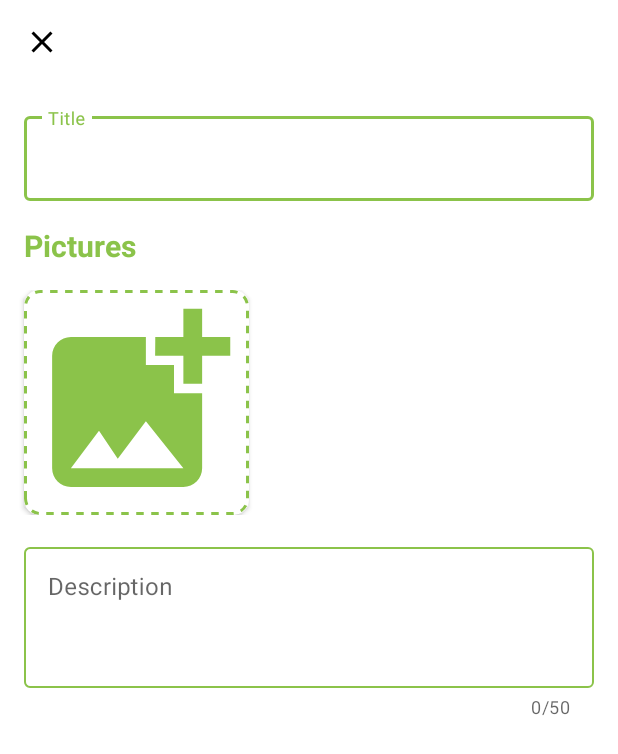
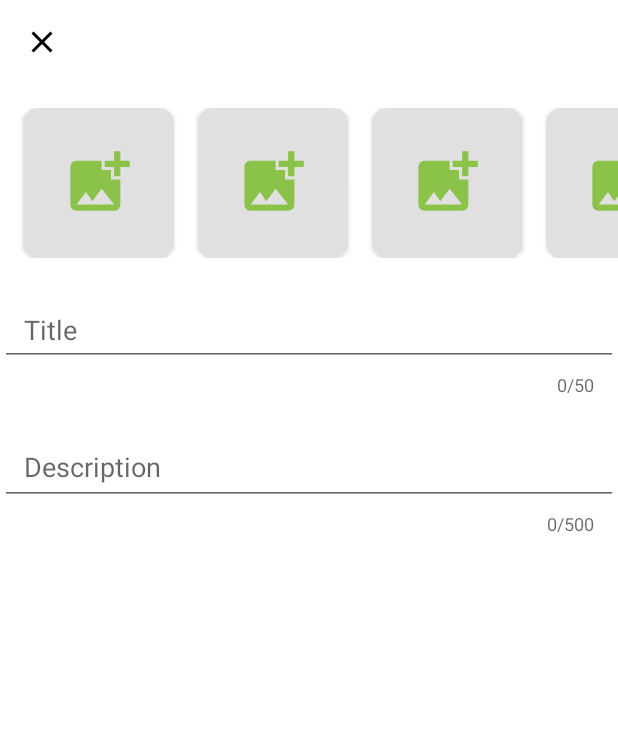
Before and after one commit to t3ddyss/Clother, an Android app: the screen it shows after launch (MainActivity), on a phone screen of 412 x 824 dp. Shown: the top 754 px of the screen. Run offline under Robolectric (Android 15) with nearby library versions, the phone set to English and light mode, and no system bars; our stand-ins replace Dagger/Hilt's generated code, Room's generated code, navigation-ui, paging; pictures from the network do not load; 1 statement that could not run was skipped.

Commit message:
Redesign offer editor fragment

```diff
--- a/Client/app/src/main/java/com/t3ddyss/clother/adapters/OfferEditorImagesAdapter.kt
+++ b/Client/app/src/main/java/com/t3ddyss/clother/adapters/OfferEditorImagesAdapter.kt
@@ -16,7 +16,7 @@ class OfferEditorImagesAdapter(
 ) : RecyclerView.Adapter<RecyclerView.ViewHolder>() {
 
     init {
-        images.add(null)
+        images.addAll(MutableList<GalleryImage?>(10 - images.size) { null })
     }
 
     override fun onCreateViewHolder(parent: ViewGroup, viewType: Int): RecyclerView.ViewHolder {
--- a/Client/app/src/main/java/com/t3ddyss/clother/ui/offer_add/AddOfferFragment.kt
+++ b/Client/app/src/main/java/com/t3ddyss/clother/ui/offer_add/AddOfferFragment.kt
@@ -1,5 +1,6 @@
 package com.t3ddyss.clother.ui.offer_add
 
+import android.content.SharedPreferences
 import android.os.Bundle
 import android.view.LayoutInflater
 import android.view.View
@@ -17,7 +18,9 @@ import com.t3ddyss.clother.MainActivity
 import com.t3ddyss.clother.R
 import com.t3ddyss.clother.adapters.CategoryAdapter
 import com.t3ddyss.clother.databinding.FragmentOfferAddBinding
+import com.t3ddyss.clother.utilities.IS_CATEGORIES_LOADED
 import dagger.hilt.android.AndroidEntryPoint
+import javax.inject.Inject
 
 @AndroidEntryPoint
 @ExperimentalPagingApi
@@ -29,6 +32,8 @@ class AddOfferFragment : Fragment() {
     private val binding get() = _binding!!
     private val args by navArgs<AddOfferFragmentArgs>()
 
+    @Inject lateinit var prefs: SharedPreferences
+
     override fun onCreateView(
         inflater: LayoutInflater, container: ViewGroup?,
         savedInstanceState: Bundle?
@@ -36,6 +41,10 @@ class AddOfferFragment : Fragment() {
         _binding = FragmentOfferAddBinding.inflate(inflater, container, false)
         val parentId = args.parentId.let { if (it == 0) null else it }
         (activity as? MainActivity)?.setNavIconVisibility(parentId != null)
+
+        if (!prefs.getBoolean(IS_CATEGORIES_LOADED, false)) {
+            binding.shimmer.isVisible = true
+        }
 
         val layoutManager = LinearLayoutManager(
                 context,
@@ -60,6 +69,7 @@ class AddOfferFragment : Fragment() {
         viewModel.categories.observe(viewLifecycleOwner) {
             binding.shimmer.isVisible = false
             adapter.submitList(it)
+            prefs.edit().putBoolean(IS_CATEGORIES_LOADED, true).apply()
         }
 
         val verticalDecorator = DividerItemDecoration(activity, DividerItemDecoration.VERTICAL)
--- a/Client/app/src/main/java/com/t3ddyss/clother/ui/offer_editor/OfferEditorViewModel.kt
+++ b/Client/app/src/main/java/com/t3ddyss/clother/ui/offer_editor/OfferEditorViewModel.kt
@@ -20,6 +20,4 @@ class OfferEditorViewModel
         private val repository: OffersRepository,
         private val savedStateHandle: SavedStateHandle
 ) : ViewModel() {
-    val images get() = savedStateHandle
-            .getLiveData<List<GalleryImage>>(SELECTED_IMAGES, listOf())
 }
--- a/Client/app/src/main/java/com/t3ddyss/clother/utilities/Constants.kt
+++ b/Client/app/src/main/java/com/t3ddyss/clother/utilities/Constants.kt
@@ -9,6 +9,7 @@ const val USER_ID = "user_id"
 const val ACCESS_TOKEN = "access_token"
 const val REFRESH_TOKEN = "refresh_token"
 const val IS_AUTHENTICATED = "is_authenticated"
+const val IS_CATEGORIES_LOADED = "is_categories_loaded"
 
 // SavedStateHandle keys
 const val NAME = "name"
--- a/Client/app/src/main/res/drawable/dashed_border.xml
+++ b/Client/app/src/main/res/drawable/dashed_border.xml
@@ -2,7 +2,7 @@
 <shape xmlns:android="http://schemas.android.com/apk/res/android"
     android:shape="rectangle">
     <corners android:radius="@dimen/corner_radius"/>
-    <solid android:color="?attr/colorPrimary"/>
+    <solid android:color="@color/grey_200"/>
     <stroke
         android:color="?attr/colorSecondary"
         android:dashWidth="5dp"
--- /dev/null
+++ b/Client/app/src/main/res/drawable/ic_description.xml
@@ -0,0 +1,5 @@
+<vector android:height="24dp" android:tint="#FFFFFF"
+    android:viewportHeight="24" android:viewportWidth="24"
+    android:width="24dp" xmlns:android="http://schemas.android.com/apk/res/android">
+    <path android:fillColor="@android:color/white" android:pathData="M14,2L6,2c-1.1,0 -1.99,0.9 -1.99,2L4,20c0,1.1 0.89,2 1.99,2L18,22c1.1,0 2,-0.9 2,-2L20,8l-6,-6zM16,18L8,18v-2h8v2zM16,14L8,14v-2h8v2zM13,9L13,3.5L18.5,9L13,9z"/>
+</vector>
--- a/Client/app/src/main/res/layout/fragment_offer_editor.xml
+++ b/Client/app/src/main/res/layout/fragment_offer_editor.xml
@@ -17,36 +17,6 @@
             android:layout_width="match_parent"
             android:layout_height="wrap_content">
 
-            <com.google.android.material.textfield.TextInputLayout
-                android:id="@+id/textInput_title"
-                android:layout_width="0dp"
-                android:layout_height="wrap_content"
-                android:layout_margin="@dimen/fragment_horizontal_margin"
-                app:hintAnimationEnabled="false"
-                app:layout_constraintEnd_toEndOf="parent"
-                app:layout_constraintStart_toStartOf="parent"
-                app:layout_constraintTop_toTopOf="parent">
-
-                <com.google.android.material.textfield.TextInputEditText
-                    android:id="@+id/editText_title"
-                    android:layout_width="match_parent"
-                    android:layout_height="wrap_content"
-                    android:hint="@string/title"
-                    android:inputType="text" />
-            </com.google.android.material.textfield.TextInputLayout>
-
-            <TextView
-                android:id="@+id/textView_pictures"
-                android:layout_width="wrap_content"
-                android:layout_height="wrap_content"
-                android:layout_margin="@dimen/fragment_horizontal_margin"
-                android:text="@string/pictures"
-                android:textColor="@color/green_500"
-                android:textStyle="bold"
-                android:textSize="@dimen/text_size_large"
-                app:layout_constraintStart_toStartOf="parent"
-                app:layout_constraintTop_toBottomOf="@+id/textInput_title" />
-
             <androidx.recyclerview.widget.RecyclerView
                 android:id="@+id/list_images"
                 android:layout_width="match_parent"
@@ -58,15 +28,16 @@
                 android:minHeight="@dimen/image_size_editor"
                 app:layout_constraintEnd_toEndOf="parent"
                 app:layout_constraintStart_toStartOf="parent"
-                app:layout_constraintTop_toBottomOf="@+id/textView_pictures"
+                app:layout_constraintTop_toTopOf="parent"
                 tools:layoutManager="androidx.recyclerview.widget.LinearLayoutManager"
                 tools:listitem="@layout/list_item_image_editor"/>
 
             <com.google.android.material.textfield.TextInputLayout
-                android:id="@+id/textInput_description"
+                android:id="@+id/textInput_title"
                 android:layout_width="0dp"
                 android:layout_height="wrap_content"
-                android:layout_margin="@dimen/fragment_horizontal_margin"
+                android:layout_marginTop="@dimen/fragment_vertical_margin"
+                style="@style/Widget.Design.TextInputLayout"
                 app:hintAnimationEnabled="false"
                 app:counterEnabled="true"
                 app:counterMaxLength="50"
@@ -75,19 +46,43 @@
                 app:layout_constraintTop_toBottomOf="@id/list_images">
 
                 <com.google.android.material.textfield.TextInputEditText
+                    android:id="@+id/editText_title"
+                    android:layout_width="match_parent"
+                    android:layout_height="wrap_content"
+                    android:maxLength="50"
+                    android:paddingStart="@dimen/fragment_horizontal_margin"
+                    android:paddingEnd="@dimen/fragment_horizontal_margin"
+                    android:hint="@string/title"
+                    android:inputType="text" />
+            </com.google.android.material.textfield.TextInputLayout>
+
+            <com.google.android.material.textfield.TextInputLayout
+                android:id="@+id/textInput_description"
+                android:layout_width="0dp"
+                android:layout_height="wrap_content"
+                android:layout_marginTop="@dimen/fragment_vertical_margin"
+                style="@style/Widget.Design.TextInputLayout"
+                app:hintAnimationEnabled="false"
+                app:counterEnabled="true"
+                app:counterMaxLength="500"
+                app:layout_constraintEnd_toEndOf="parent"
+                app:layout_constraintStart_toStartOf="parent"
+                app:layout_constraintTop_toBottomOf="@id/textInput_title">
+
+                <com.google.android.material.textfield.TextInputEditText
                     android:id="@+id/editText_description"
                     android:layout_width="match_parent"
                     android:layout_height="wrap_content"
                     android:gravity="start|top"
-                    android:minLines="3"
-                    android:maxLines="10"
+                    android:paddingStart="@dimen/fragment_horizontal_margin"
+                    android:paddingEnd="@dimen/fragment_horizontal_margin"
+                    android:minLines="1"
                     android:nestedScrollingEnabled="false"
                     android:hint="@string/description"
-                    android:maxLength="50"
+                    android:maxLength="500"
                     android:inputType="textMultiLine"
                     android:scrollbars="vertical"/>
             </com.google.android.material.textfield.TextInputLayout>
-
         </androidx.constraintlayout.widget.ConstraintLayout>
     </androidx.core.widget.NestedScrollView>
 
--- a/Client/app/src/main/res/layout/list_item_image_add.xml
+++ b/Client/app/src/main/res/layout/list_item_image_add.xml
@@ -5,15 +5,16 @@
     xmlns:tools="http://schemas.android.com/tools"
     android:layout_width="@dimen/image_size_editor"
     android:layout_height="@dimen/image_size_editor"
-    android:background="@drawable/dashed_border"
-    app:cardCornerRadius="@dimen/corner_radius">
+    app:cardCornerRadius="@dimen/corner_radius"
+    app:cardBackgroundColor="@color/grey_200">
 
     <ImageView
         android:id="@+id/imageView"
-        android:layout_width="match_parent"
-        android:layout_height="match_parent"
-        android:background="@drawable/dashed_border"
+        android:layout_width="50dp"
+        android:layout_height="50dp"
+        android:layout_gravity="center"
         app:tint="@color/green_500"
+        android:background="@color/grey_200"
         app:srcCompat="@drawable/ic_add_photo"
         tools:ignore="ContentDescription" />
 </androidx.cardview.widget.CardView>
--- a/Client/app/src/main/res/layout/list_item_image_editor.xml
+++ b/Client/app/src/main/res/layout/list_item_image_editor.xml
@@ -16,8 +16,8 @@
 
     <ImageView
         android:id="@+id/button_remove"
-        android:layout_width="32dp"
-        android:layout_height="32dp"
+        android:layout_width="24dp"
+        android:layout_height="24dp"
         android:layout_margin="4dp"
         android:layout_gravity="top|end"
         app:tint="@color/green_500"
--- a/Client/app/src/main/res/values/colors.xml
+++ b/Client/app/src/main/res/values/colors.xml
@@ -13,5 +13,6 @@
     <color name="green_500">#8bc34a</color>
     <color name="green_mid">#5a9216</color>
     <color name="grey_500">#9e9e9e</color>
+    <color name="grey_200">#e0e0e0</color>
     <color name="mtrl_textinput_default_box_stroke_color">@color/green_500</color>
 </resources>
--- a/Client/app/src/main/res/values/dimens.xml
+++ b/Client/app/src/main/res/values/dimens.xml
@@ -12,7 +12,7 @@
     <dimen name="avatar_corner_radius">50dp</dimen>
 
     <!-- Offer editor fragment -->
-    <dimen name="image_size_editor">150dp</dimen>
+    <dimen name="image_size_editor">100dp</dimen>
 
     <!-- Other -->
     <dimen name="corner_radius">10dp</dimen>
--- a/Client/app/src/main/res/values/themes.xml
+++ b/Client/app/src/main/res/values/themes.xml
@@ -19,6 +19,7 @@
 
         <!-- Navigation bar color. -->
         <item name="android:navigationBarColor">?attr/colorPrimaryVariant</item>
+        <!-- TODO override theme for API 27+ -->
         <!-- <item name="android:windowLightNavigationBar">true</item> -->
 
         <!-- Text color. -->
```
